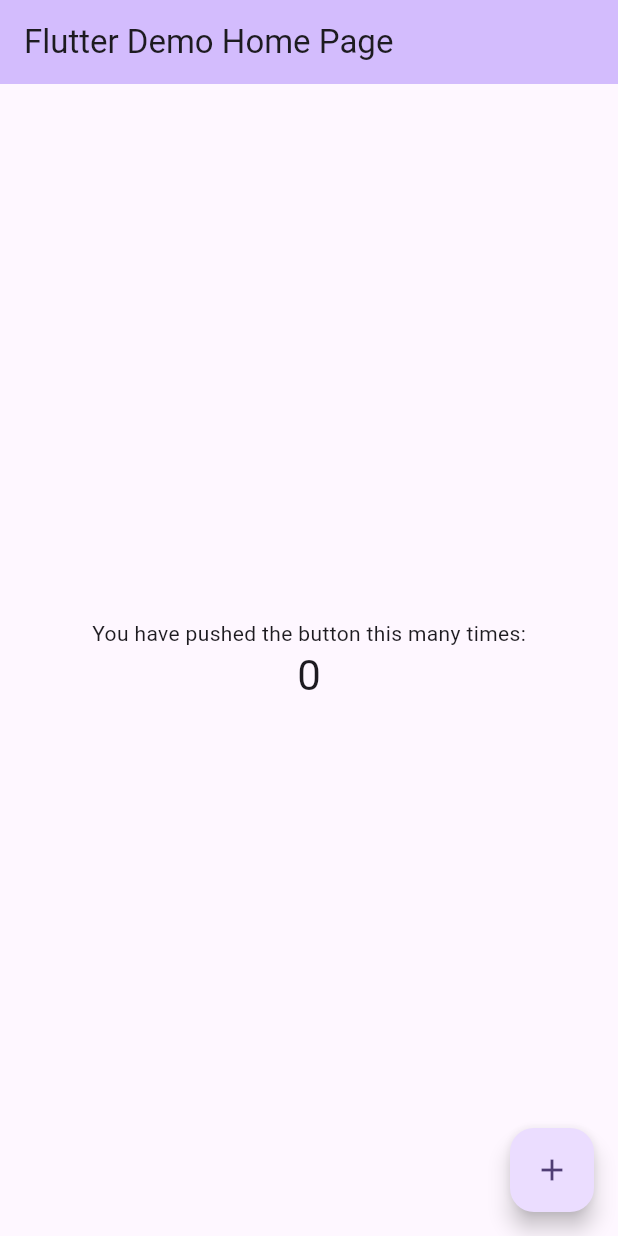
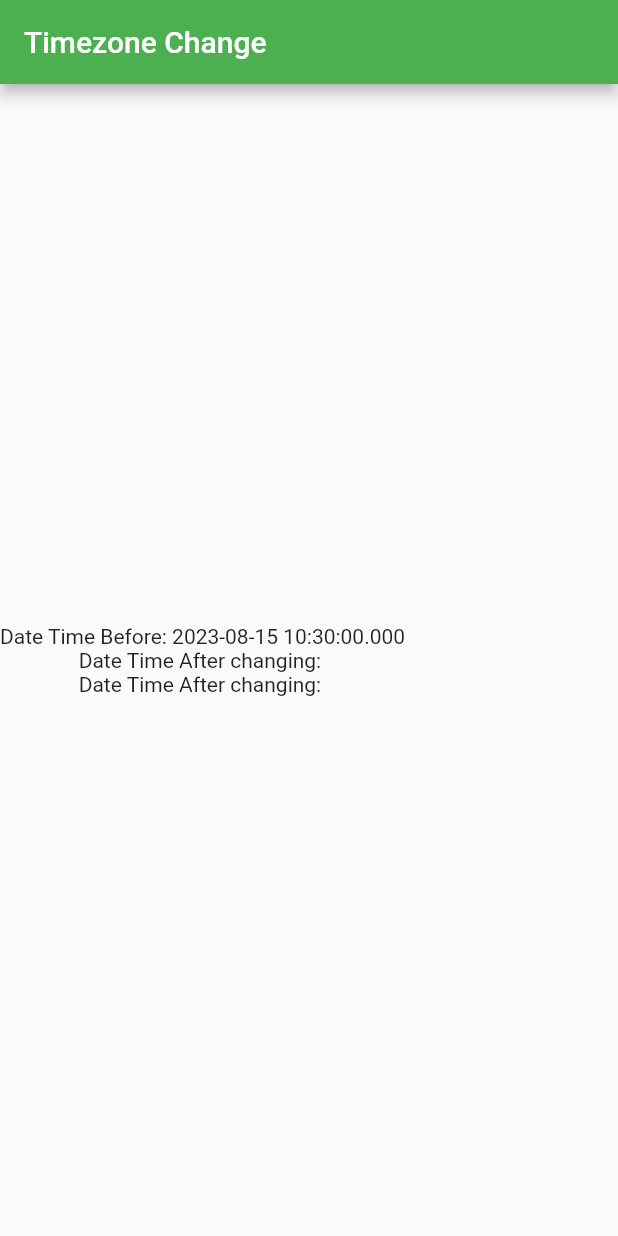
Before and after one commit to flutterwings304/convert_timezones_flutter_template, a Flutter app: the screen it shows after launch, on a phone screen of 412 x 824 dp. Run offline on Flutter 3.47's test engine with Material 2 defaults, Android fonts, the phone set to English and light mode, and no system bars; missing offline and left inert: instant.

Commit message:
format date code added

```diff
--- a/lib/main.dart
+++ b/lib/main.dart
@@ -1,125 +1,62 @@
 import 'package:flutter/material.dart';
+import 'package:instant/instant.dart';
+
+/// Flutter code sample for [Timezone change template].
 
 void main() {
-  runApp(const MyApp());
-}
+  print(dateTimeToZone(zone: "PST", datetime: DateTime(2023)));
+   print(curDateTimeByZone(zone: "PST", ));
+  var SanFran =
+      curDateTimeByZone(zone: 'PDT');
+  print(formatTime(time: SanFran,
+  divider: "/",
+  format: "HHMM",
+  is24hr: true
 
-class MyApp extends StatelessWidget {
-  const MyApp({super.key});
+  )); //prints format time in PDT
 
-  // This widget is the root of your application.
+  print(formatDate(date: SanFran,
+  divider: "/",
+  format: "DDMMYYYY"
+  )); //prints format date in PDT
+  runApp(const TimezoneChangeTemplate());}
+
+class TimezoneChangeTemplate extends StatelessWidget {
+  const TimezoneChangeTemplate({super.key});
+
   @override
   Widget build(BuildContext context) {
-    return MaterialApp(
-      title: 'Flutter Demo',
+    return  MaterialApp(
+      title: "Convert Timezone Template",
       theme: ThemeData(
-        // This is the theme of your application.
-        //
-        // TRY THIS: Try running your application with "flutter run". You'll see
-        // the application has a blue toolbar. Then, without quitting the app,
-        // try changing the seedColor in the colorScheme below to Colors.green
-        // and then invoke "hot reload" (save your changes or press the "hot
-        // reload" button in a Flutter-supported IDE, or press "r" if you used
-        // the command line to start the app).
-        //
-        // Notice that the counter didn't reset back to zero; the application
-        // state is not lost during the reload. To reset the state, use hot
-        // restart instead.
-        //
-        // This works for code too, not just values: Most code changes can be
-        // tested with just a hot reload.
-        colorScheme: ColorScheme.fromSeed(seedColor: Colors.deepPurple),
-        useMaterial3: true,
+      primaryColor:Colors.green,
+
+      appBarTheme: const AppBarTheme(backgroundColor: Colors.green)
       ),
-      home: const MyHomePage(title: 'Flutter Demo Home Page'),
+
+      home:const MyHomePage(),
     );
   }
 }
 
-class MyHomePage extends StatefulWidget {
-  const MyHomePage({super.key, required this.title});
-
-  // This widget is the home page of your application. It is stateful, meaning
-  // that it has a State object (defined below) that contains fields that affect
-  // how it looks.
-
-  // This class is the configuration for the state. It holds the values (in this
-  // case the title) provided by the parent (in this case the App widget) and
-  // used by the build method of the State. Fields in a Widget subclass are
-  // always marked "final".
-
-  final String title;
-
-  @override
-  State<MyHomePage> createState() => _MyHomePageState();
-}
-
-class _MyHomePageState extends State<MyHomePage> {
-  int _counter = 0;
-
-  void _incrementCounter() {
-    setState(() {
-      // This call to setState tells the Flutter framework that something has
-      // changed in this State, which causes it to rerun the build method below
-      // so that the display can reflect the updated values. If we changed
-      // _counter without calling setState(), then the build method would not be
-      // called again, and so nothing would appear to happen.
-      _counter++;
-    });
-  }
+class MyHomePage extends StatelessWidget {
+  const MyHomePage({super.key});
 
   @override
   Widget build(BuildContext context) {
-    // This method is rerun every time setState is called, for instance as done
-    // by the _incrementCounter method above.
-    //
-    // The Flutter framework has been optimized to make rerunning build methods
-    // fast, so that you can just rebuild anything that needs updating rather
-    // than having to individually change instances of widgets.
     return Scaffold(
       appBar: AppBar(
-        // TRY THIS: Try changing the color here to a specific color (to
-        // Colors.amber, perhaps?) and trigger a hot reload to see the AppBar
-        // change color while the other colors stay the same.
-        backgroundColor: Theme.of(context).colorScheme.inversePrimary,
-        // Here we take the value from the MyHomePage object that was created by
-        // the App.build method, and use it to set our appbar title.
-        title: Text(widget.title),
+        title: const Text('Timezone Change'),
+
       ),
-      body: Center(
-        // Center is a layout widget. It takes a single child and positions it
-        // in the middle of the parent.
-        child: Column(
-          // Column is also a layout widget. It takes a list of children and
-          // arranges them vertically. By default, it sizes itself to fit its
-          // children horizontally, and tries to be as tall as its parent.
-          //
-          // Column has various properties to control how it sizes itself and
-          // how it positions its children. Here we use mainAxisAlignment to
-          // center the children vertically; the main axis here is the vertical
-          // axis because Columns are vertical (the cross axis would be
-          // horizontal).
-          //
-          // TRY THIS: Invoke "debug painting" (choose the "Toggle Debug Paint"
-          // action in the IDE, or press "p" in the console), to see the
-          // wireframe for each widget.
-          mainAxisAlignment: MainAxisAlignment.center,
-          children: <Widget>[
-            const Text(
-              'You have pushed the button this many times:',
-            ),
-            Text(
-              '$_counter',
-              style: Theme.of(context).textTheme.headlineMedium,
-            ),
-          ],
-        ),
-      ),
-      floatingActionButton: FloatingActionButton(
-        onPressed: _incrementCounter,
-        tooltip: 'Increment',
-        child: const Icon(Icons.add),
-      ), // This trailing comma makes auto-formatting nicer for build methods.
-    );
+      body:Column(
+        mainAxisAlignment: MainAxisAlignment.center,
+        crossAxisAlignment: CrossAxisAlignment.center,
+        children:[
+Text("Date Time Before: ${DateTime.now()}"),//Normal  Datetime text
+Text("Date Time After changing: ${curDateTimeByZone(zone: "PST")}"),//Datetime text according to PST timezone entered or choosen
+Text("Date Time After changing: ${curDateTimeByZone(zone: "PDT")}"),//Datetime text according to PDT timezone
+])
+      );
   }
 }
```
Also changed, not shown: pubspec.yaml (+3 -66 lines), pubspec.lock, 2 other files.
